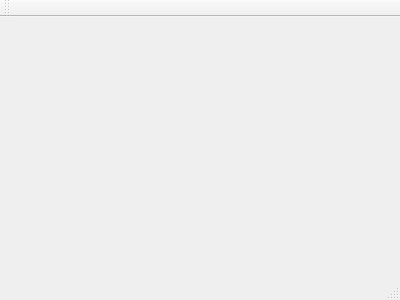
Old version of the form RaspberryPI/mainwindow.ui in the repository maruncz/RaspberryPI-tablet.
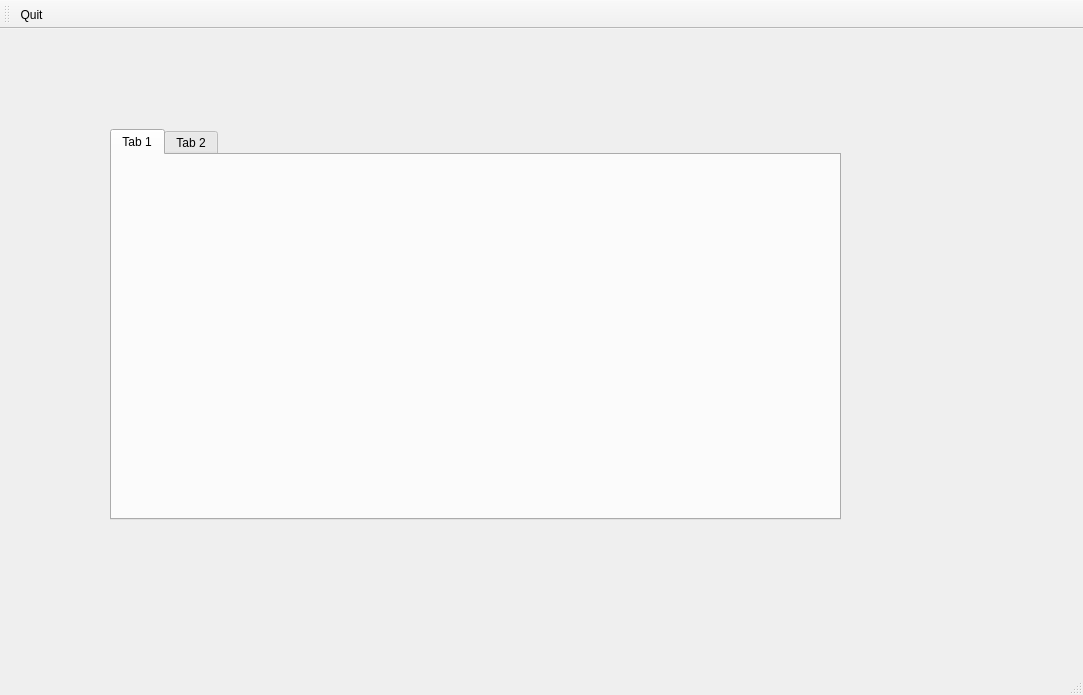
New version of the form. Icons and pictures are not drawn.

```diff
--- a/RaspberryPI/mainwindow.ui
+++ b/RaspberryPI/mainwindow.ui
@@ -1,24 +1,75 @@
 <ui version="4.0">
  <class>MainWindow</class>
- <widget class="QMainWindow" name="MainWindow" >
-  <property name="geometry" >
+ <widget class="QMainWindow" name="MainWindow">
+  <property name="geometry">
    <rect>
     <x>0</x>
     <y>0</y>
-    <width>400</width>
-    <height>300</height>
+    <width>1083</width>
+    <height>695</height>
    </rect>
   </property>
   <property name="windowTitle" >
    <string>MainWindow</string>
   </property>
-  <widget class="QMenuBar" name="menuBar" />
-  <widget class="QToolBar" name="mainToolBar" />
-  <widget class="QWidget" name="centralWidget" />
-  <widget class="QStatusBar" name="statusBar" />
+  <widget class="QWidget" name="centralWidget">
+   <widget class="QTabWidget" name="tabWidget">
+    <property name="geometry">
+     <rect>
+      <x>110</x>
+      <y>100</y>
+      <width>731</width>
+      <height>391</height>
+     </rect>
+    </property>
+    <widget class="QWidget" name="tab">
+     <attribute name="title">
+      <string>Tab 1</string>
+     </attribute>
+    </widget>
+    <widget class="QWidget" name="tab_2">
+     <attribute name="title">
+      <string>Tab 2</string>
+     </attribute>
+    </widget>
+   </widget>
+  </widget>
+  <widget class="QMenuBar" name="menuBar">
+   <property name="geometry">
+    <rect>
+     <x>0</x>
+     <y>0</y>
+     <width>1083</width>
+     <height>25</height>
+    </rect>
+   </property>
+  </widget>
+  <widget class="QToolBar" name="mainToolBar">
+   <attribute name="toolBarArea">
+    <enum>TopToolBarArea</enum>
+   </attribute>
+   <attribute name="toolBarBreak">
+    <bool>false</bool>
+   </attribute>
+   <addaction name="actionQuit"/>
+  </widget>
+  <widget class="QStatusBar" name="statusBar"/>
+  <action name="actionQuit">
+   <property name="icon">
+    <iconset resource="RaspberryPI.qrc">
+     <normaloff>:/icons/quit</normaloff>:/icons/quit</iconset>
+   </property>
+   <property name="text">
+    <string>Quit</string>
+   </property>
+   <property name="toolTip">
+    <string>Quit</string>
+   </property>
+  </action>
  </widget>
- <layoutDefault spacing="6" margin="11" />
- <pixmapfunction></pixmapfunction>
- <resources/>
+ <layoutdefault spacing="6" margin="11"/>
+ <resources>
+  <include location="RaspberryPI.qrc"/>
+ </resources>
  <connections/>
 </ui>
```
Left out of the diff: 3 changed lines with no effect on the pictures.
